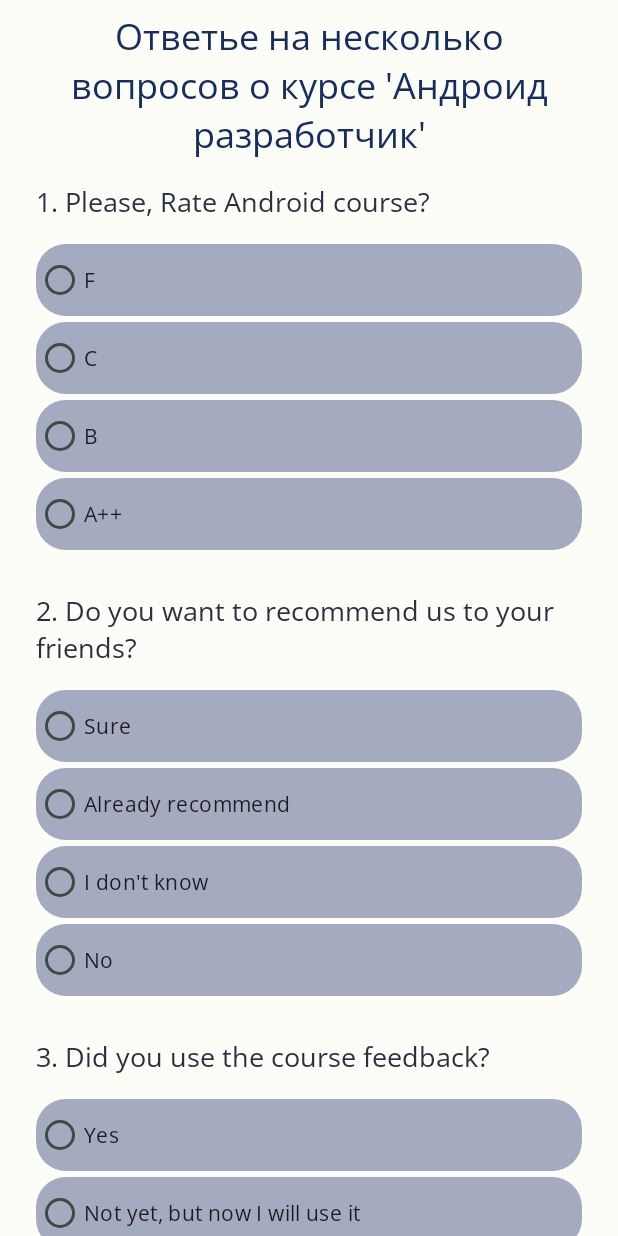
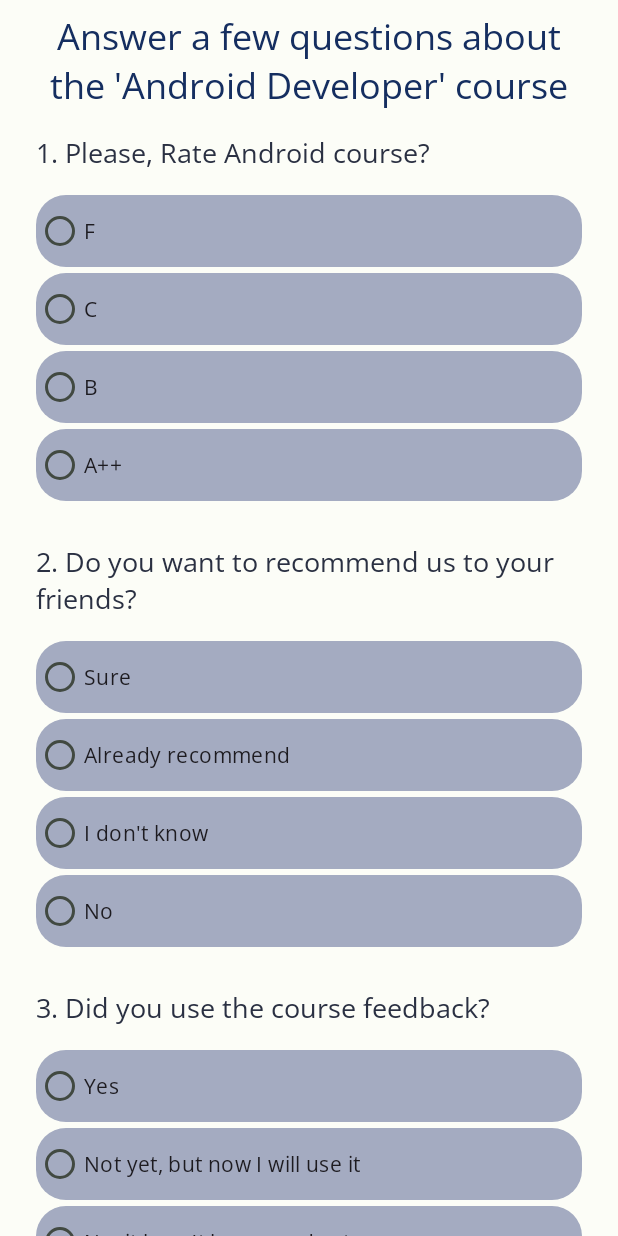
Before and after one commit to igor-rodin/android_dev_1_2022, an Android app: the QuizFragment screen opened through its navigation route, on a phone screen of 412 x 824 dp. Run offline under Robolectric (Android 15) with nearby library versions, the phone set to English and light mode, and no system bars.

Commit message:
Add en localization

```diff
--- a/m9_quiz_localization/app/src/main/java/ru/igor/rodin/m9_quiz_localization/ui/WelcomeFragment.kt
+++ b/m9_quiz_localization/app/src/main/java/ru/igor/rodin/m9_quiz_localization/ui/WelcomeFragment.kt
@@ -33,7 +33,7 @@ class WelcomeFragment : Fragment() {
     override fun onViewCreated(view: View, savedInstanceState: Bundle?) {
         super.onViewCreated(view, savedInstanceState)
 
-        binding.chooseBirthdate?.setOnClickListener { showChooseBirthdate() }
+        binding.chooseBirthdate?.setOnClickListener { showChosenBirthdate() }
 
         binding.startQuiz?.setOnClickListener {
             findNavController().navigate(R.id.action_welcome_fragment_to_quiz_fragment)
@@ -41,7 +41,7 @@ class WelcomeFragment : Fragment() {
     }
 
     @SuppressLint("SimpleDateFormat")
-    private fun showChooseBirthdate() {
+    private fun showChosenBirthdate() {
         val calendar = Calendar.getInstance()
         val dateFormat = SimpleDateFormat(getString(R.string.date_format))
 
--- a/m9_quiz_localization/app/src/main/res/values/strings.xml
+++ b/m9_quiz_localization/app/src/main/res/values/strings.xml
@@ -1,15 +1,16 @@
+<?xml version="1.0" encoding="utf-8"?>
 <resources>
     <string name="app_name" translatable="false">iQuiz</string>
     <string name="welcome_picture_description" translatable="false">Welcome picture</string>
-    <string name="start">Начать</string>
-    <string name="send_quiz">Отправить</string>
-    <string name="back">Назад</string>
-    <string name="restart_quiz">Начать заново</string>
-    <string name="quiz_fragment_title">Ответье на несколько вопросов о курсе \'Андроид разработчик\'</string>
-    <string name="should_all_answers_warning_mesage">Необходимо ответить на все вопросы</string>
-    <string name="quiz_result_title">Результаты опроса</string>
-    <string name="choose_birthdate_btn_label">Укажите вашу дату рождения</string>
-    <string name="birthdate_dialog_title">Дата рождения</string>
-    <string name="date_format">dd MMMM yyyy</string>
-    <string name="snakebar_birthdate_message">Ваша дата рождения: %1$s</string>
+    <string name="start">Start</string>
+    <string name="send_quiz">Send</string>
+    <string name="back">Back</string>
+    <string name="restart_quiz">Restart</string>
+    <string name="quiz_fragment_title">Answer a few questions about the \'Android Developer\' course</string>
+    <string name="should_all_answers_warning_mesage">All questions must be answered</string>
+    <string name="quiz_result_title">Survey results</string>
+    <string name="choose_birthdate_btn_label">Please indicate your date of birth</string>
+    <string name="date_format" translatable="false">dd MMMM yyyy</string>
+    <string name="birthdate_dialog_title">Date of Birth</string>
+    <string name="snakebar_birthdate_message">Your date of birth: %1$s</string>
 </resources>
```
Also changed, not shown: 2 other files.
